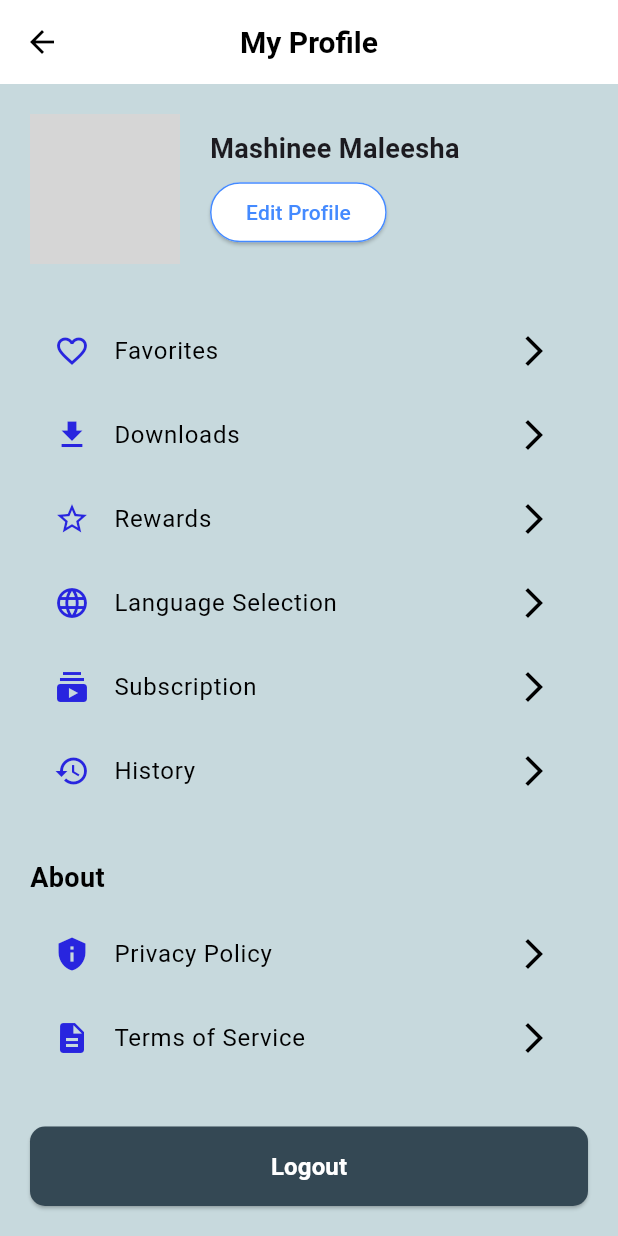
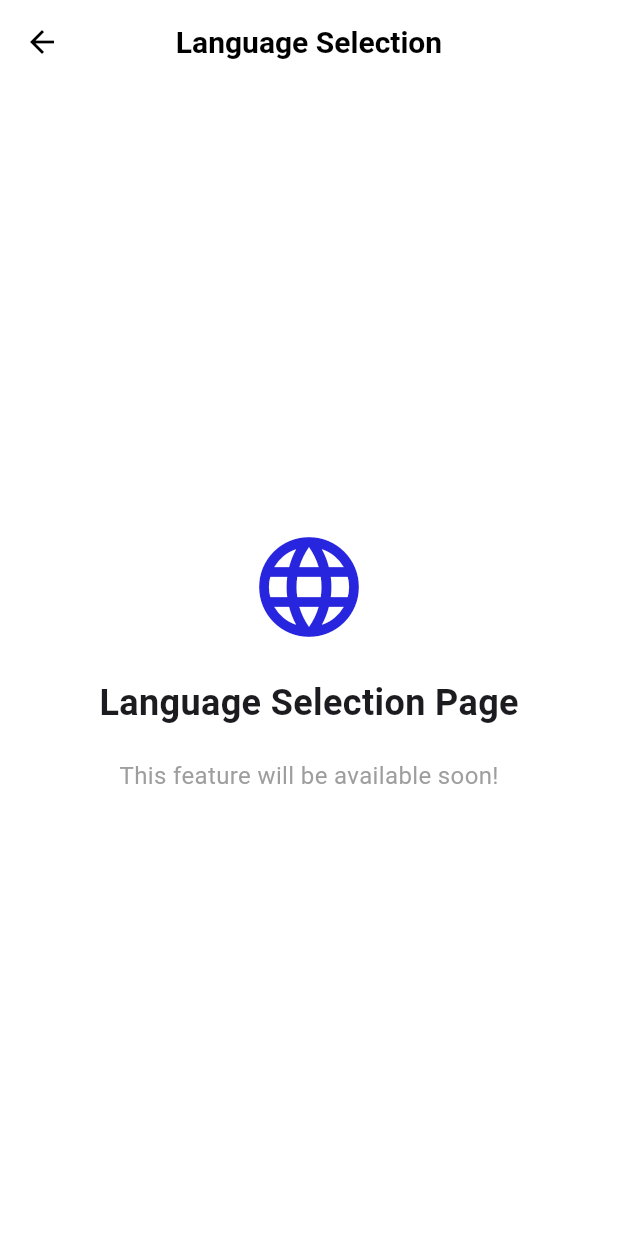
Before and after one commit to savinuonline/narratra, a Flutter app: the ProfilePage screen opened by its route, after a tap on "Language Selection", on a phone screen of 412 x 824 dp. Run offline on Flutter 3.47's test engine with Material 3 defaults, Android fonts, the phone set to English and light mode, and no system bars; our stand-ins replace cloud_firestore, firebase_auth, firebase_core, flutter_svg, font_awesome_flutter, google_fonts and 4 more; accounts and stored records are empty; grey boxes are pictures that could not be loaded.

Commit message:
added navigations

```diff
--- a/lib/pages/main_screen.dart
+++ b/lib/pages/main_screen.dart
@@ -1,6 +1,7 @@
 import 'package:firebase_auth/firebase_auth.dart';
 import 'package:flutter/material.dart';
 import 'package:flutter_svg/flutter_svg.dart';
+import 'package:frontend/pages/profile_page.dart';
 import 'package:google_fonts/google_fonts.dart';
 import 'home_screen.dart';
 import 'library_page.dart';
@@ -48,7 +49,7 @@
     HomeScreen(user: currentUser),
     const Center(child: Text('Search')),
     const LibraryPage(),
-    const Center(child: Text('Profile')),
+    ProfilePage(),
   ];
 
   final List<NavigationItem> _navigationItems = [
@@ -142,12 +143,8 @@
                                 return Transform.scale(
                                   scale: scale,
                                   child: Container(
-                                    margin: const EdgeInsets.only(
-                                      bottom: 1,
-                                    ),
-                                    padding: const EdgeInsets.all(
-                                      6,
-                                    ),
+                                    margin: const EdgeInsets.only(bottom: 1),
+                                    padding: const EdgeInsets.all(6),
                                     decoration: BoxDecoration(
                                       shape: BoxShape.circle,
                                       color:
--- a/lib/pages/profile_page.dart
+++ b/lib/pages/profile_page.dart
@@ -1,12 +1,16 @@
 import 'package:flutter/material.dart';
-// Ensure FeatureTile is imported
 
 class FeatureTile extends StatelessWidget {
   final String title;
   final IconData icon;
+  final VoidCallback onTap;
 
-  const FeatureTile({required this.title, required this.icon, Key? key})
-    : super(key: key);
+  const FeatureTile({
+    required this.title,
+    required this.icon,
+    required this.onTap,
+    Key? key,
+  }) : super(key: key);
 
   @override
   Widget build(BuildContext context) {
@@ -14,9 +18,7 @@
       leading: Icon(icon, color: const Color.fromARGB(255, 40, 37, 223)),
       title: Text(title, style: const TextStyle(color: Colors.black)),
       trailing: const Icon(Icons.arrow_forward_ios, color: Colors.black),
-      onTap: () {
-        // TODO: Implement navigation or action
-      },
+      onTap: onTap,
     );
   }
 }
@@ -38,15 +40,12 @@
               ),
               TextButton(
                 onPressed: () {
-                  Navigator.of(context).pop(); // Close dialog
-                  Navigator.pushReplacementNamed(
-                    context,
-                    '/login',
-                  ); // Redirect to login page
+                  Navigator.of(context).pop();
+                  Navigator.pushReplacementNamed(context, '/login');
                 },
                 child: const Text(
                   "Logout",
-                  style: TextStyle(color: Color.fromARGB(255, 0, 0, 0)),
+                  style: TextStyle(color: Colors.black),
                 ),
               ),
             ],
@@ -74,10 +73,7 @@
         ),
         centerTitle: true,
       ),
-      body: Column(
-        children: [
-          Expanded(
-            child: Padding(
+      body: Padding(
         padding: const EdgeInsets.all(20.0),
         child: ListView(
           children: [
@@ -103,7 +99,7 @@
                             size: 12,
                           ),
                           onPressed: () {
-                                  // TODO: Implement profile picture update
+                            Navigator.pushNamed(context, '/edit-profile');
                           },
                         ),
                       ),
@@ -124,7 +120,7 @@
                     const SizedBox(height: 5),
                     ElevatedButton(
                       onPressed: () {
-                              // TODO: Implement Edit Profile
+                        Navigator.pushNamed(context, '/edit-profile');
                       },
                       style: ElevatedButton.styleFrom(
                         backgroundColor: Colors.white,
@@ -143,52 +139,63 @@
               ],
             ),
             const SizedBox(height: 30),
-                  const FeatureTile(
+            FeatureTile(
               title: "Favorites",
               icon: Icons.favorite_border,
+              onTap: () => Navigator.pushNamed(context, '/favorites'),
             ),
-                  const FeatureTile(title: "Downloads", icon: Icons.download),
-                  const FeatureTile(title: "Rewards", icon: Icons.star_border),
-                  const FeatureTile(
+            FeatureTile(
+              title: "Downloads",
+              icon: Icons.download,
+              onTap: () => Navigator.pushNamed(context, '/downloads'),
+            ),
+            FeatureTile(
+              title: "Rewards",
+              icon: Icons.star_border,
+              onTap: () => Navigator.pushNamed(context, '/rewards'),
+            ),
+            FeatureTile(
               title: "Language Selection",
               icon: Icons.language,
+              onTap: () => Navigator.pushNamed(context, '/language'),
             ),
-                  const FeatureTile(
+            FeatureTile(
               title: "Subscription",
               icon: Icons.subscriptions,
+              onTap: () => Navigator.pushNamed(context, '/subscription'),
             ),
-                  const FeatureTile(title: "History", icon: Icons.history),
+            FeatureTile(
+              title: "History",
+              icon: Icons.history,
+              onTap: () => Navigator.pushNamed(context, '/history'),
+            ),
             const SizedBox(height: 30),
             const Text(
               "About",
               style: TextStyle(
                 fontSize: 18,
                 fontWeight: FontWeight.bold,
-                      color: Color.fromARGB(255, 0, 0, 0),
+                color: Colors.black,
               ),
             ),
             const SizedBox(height: 10),
-                  const FeatureTile(
+            FeatureTile(
               title: "Privacy Policy",
               icon: Icons.privacy_tip,
+              onTap: () => Navigator.pushNamed(context, '/privacy-policy'),
             ),
-                  const FeatureTile(
+            FeatureTile(
               title: "Terms of Service",
               icon: Icons.description,
+              onTap: () => Navigator.pushNamed(context, '/terms'),
             ),
-                  GestureDetector(
-                    child: const FeatureTile(
+            FeatureTile(
               title: "Rate Narratra",
               icon: Icons.rate_review,
+              onTap: () => Navigator.pushNamed(context, '/rate-app'),
             ),
-                  ),
-                ],
-              ),
-            ),
-          ),
-          Padding(
-            padding: const EdgeInsets.all(20.0),
-            child: SizedBox(
+            const SizedBox(height: 40),
+            SizedBox(
               width: double.infinity,
               child: ElevatedButton(
                 onPressed: () => _logout(context),
@@ -209,22 +216,57 @@
                 ),
               ),
             ),
+            const SizedBox(height: 20),
+          ],
         ),
-        ],
       ),
     );
   }
 }
 
-class ProfilePage extends StatelessWidget {
+class FeaturePage extends StatelessWidget {
+  final String title;
+  final IconData icon;
+
+  const FeaturePage({required this.title, required this.icon, Key? key})
+    : super(key: key);
+
   @override
   Widget build(BuildContext context) {
     return Scaffold(
-      appBar: AppBar(title: Text("Profile")),
+      appBar: AppBar(
+        backgroundColor: Colors.white,
+        elevation: 0,
+        leading: IconButton(
+          icon: const Icon(Icons.arrow_back, color: Colors.black),
+          onPressed: () => Navigator.pop(context),
+        ),
+        title: Text(
+          title,
+          style: const TextStyle(
+            color: Colors.black,
+            fontSize: 20,
+            fontWeight: FontWeight.bold,
+          ),
+        ),
+        centerTitle: true,
+      ),
       body: Center(
-        child: Text(
-          "Welcome to Your Profile!",
-          style: TextStyle(fontSize: 20, fontWeight: FontWeight.bold),
+        child: Column(
+          mainAxisAlignment: MainAxisAlignment.center,
+          children: [
+            Icon(icon, size: 80, color: const Color.fromARGB(255, 40, 37, 223)),
+            const SizedBox(height: 20),
+            Text(
+              "$title Page",
+              style: const TextStyle(fontSize: 24, fontWeight: FontWeight.bold),
+            ),
+            const SizedBox(height: 20),
+            const Text(
+              "This feature will be available soon!",
+              style: TextStyle(fontSize: 16, color: Colors.grey),
+            ),
+          ],
         ),
       ),
     );
--- a/pubspec.yaml
+++ b/pubspec.yaml
@@ -30,7 +30,6 @@
 dependencies:
   flutter:
     sdk: flutter
-  cupertino_icons: ^1.0.2
   flutter_rating_bar: 4.0.1
   firebase_core: ^3.12.1
   cloud_firestore: ^5.6.5
@@ -41,10 +40,8 @@
   # The following adds the Cupertino Icons font to your application.
   # Use with the CupertinoIcons class for iOS style icons.
   cupertino_icons: ^1.0.8
-  cloud_firestore: ^5.6.5
   palette_generator: ^0.3.3
   rxdart: ^0.27.7
-  firebase_core: ^3.12.1
   firebase_storage: ^12.0.0
   cached_network_image: ^3.3.1
   firebase_auth: ^5.5.1
```
Also changed, not shown: lib/main.dart (+45 -3 lines), pubspec.lock. Lines whose indentation alone changed are shown as unchanged.
